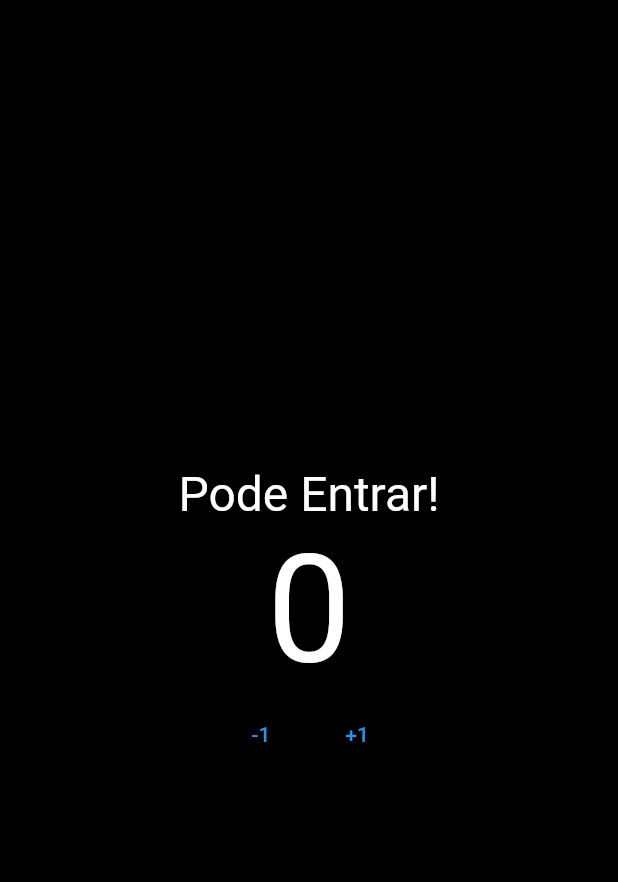
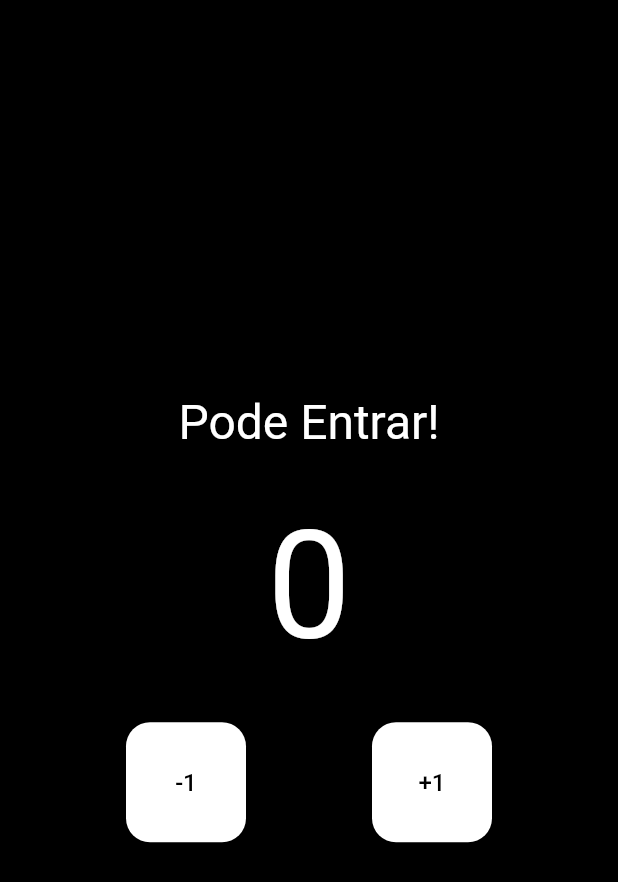
Before and after one commit to DouglasLeal/udemy-daniel-ciolfi-contador-pessoas, a Flutter app: the screen it shows after launch, on a phone screen of 412 x 824 dp. Shown: the top 882 px of the screen. Run offline on Flutter 3.47's test engine with Material 2 defaults, Android fonts, the phone set to English and light mode, and no system bars.

Commit message:
Personalização dos botões

```diff
--- a/lib/home_page.dart
+++ b/lib/home_page.dart
@@ -1,8 +1,7 @@
 import 'package:flutter/material.dart';
 
 class HomePage extends StatefulWidget {
-
-  const HomePage({ Key? key}) : super(key: key);
+  const HomePage({Key? key}) : super(key: key);
 
   @override
   State<HomePage> createState() => _HomePageState();
@@ -11,13 +10,13 @@ class HomePage extends StatefulWidget {
 class _HomePageState extends State<HomePage> {
   int pessoas = 0;
 
-  aumentarPessoas(){
+  aumentarPessoas() {
     setState(() {
       pessoas++;
     });
   }
 
-  diminuirPessoas(){
+  diminuirPessoas() {
     setState(() {
       pessoas--;
     });
@@ -38,23 +37,44 @@ class _HomePageState extends State<HomePage> {
                 color: Colors.white,
               ),
             ),
-            Text(
-              pessoas.toString(),
-              style: const TextStyle(
-                fontSize: 100,
-                color: Colors.white,
+            Padding(
+              padding: const EdgeInsets.all(32.0),
+              child: Text(
+                pessoas.toString(),
+                style: const TextStyle(
+                  fontSize: 100,
+                  color: Colors.white,
+                ),
               ),
             ),
             Row(
-              mainAxisAlignment: MainAxisAlignment.center,
+              mainAxisAlignment: MainAxisAlignment.spaceEvenly,
               children: [
                 TextButton(
+                  style: TextButton.styleFrom(
+                    backgroundColor: Colors.white,
+                    fixedSize: const Size(80, 80),
+                    primary: Colors.black,
+                    shape: RoundedRectangleBorder(borderRadius: BorderRadius.circular(16),),
+                  ),
                   onPressed: diminuirPessoas,
-                  child: const Text("-1"),
+                  child: const Text(
+                    "-1",
+                    style: TextStyle(color: Colors.black, fontSize: 16,),
+                  ),
                 ),
                 TextButton(
+                  style: TextButton.styleFrom(
+                    backgroundColor: Colors.white,
+                    fixedSize: const Size(80, 80),
+                    primary: Colors.black,
+                    shape: RoundedRectangleBorder(borderRadius: BorderRadius.circular(16),),
+                  ),
                   onPressed: aumentarPessoas,
-                  child: const Text("+1"),
+                  child: const Text(
+                    "+1",
+                    style: TextStyle(color: Colors.black, fontSize: 16,),
+                  ),
                 ),
               ],
             ),
```
